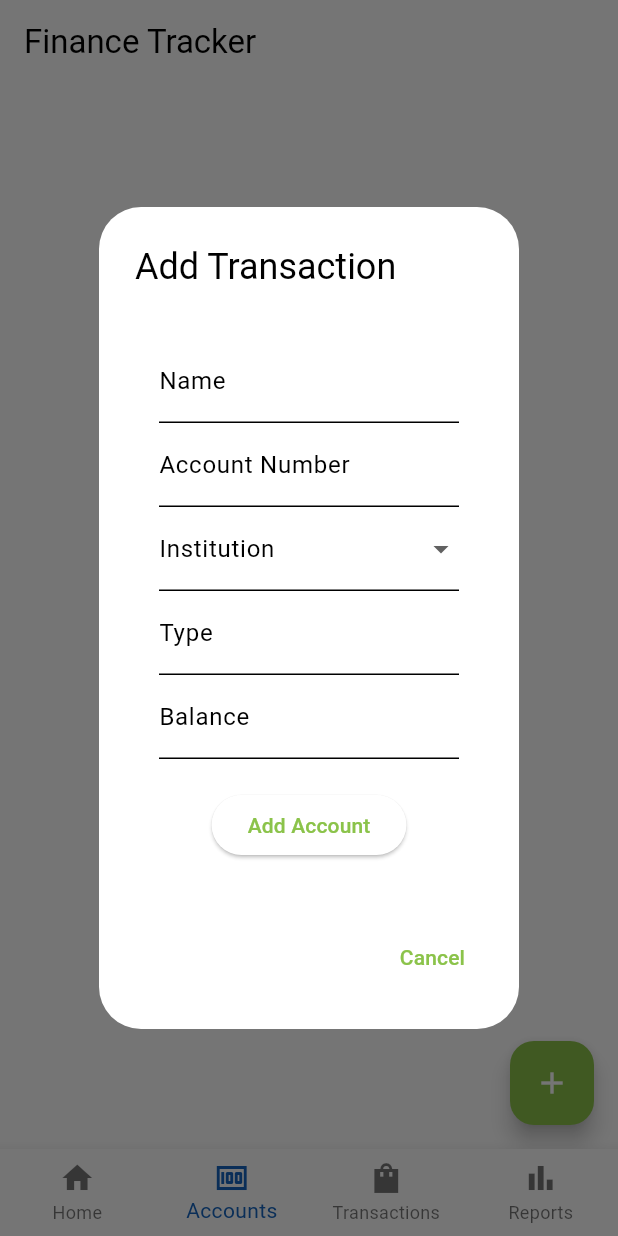
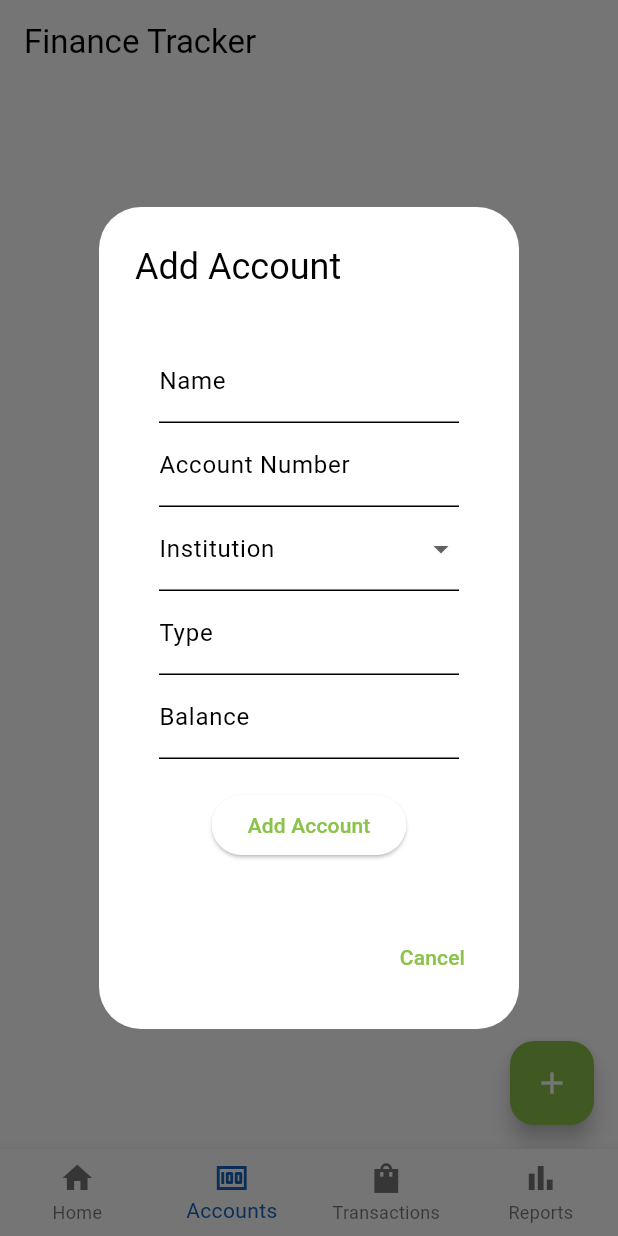
Before and after one commit to darlingson/makobili_flutter_app, a Flutter app: the screen it shows after launch, item 2 of the bottom bar chosen, after a tap on the "add" icon, on a phone screen of 412 x 824 dp. Run offline on Flutter 3.47's test engine with Material 3 defaults, Android fonts, the phone set to English and light mode, and no system bars; our stand-ins replace sqflite; missing offline and left inert: dart:js; accounts and stored records are empty.

```diff
--- a/lib/screens/accounts_screen.dart
+++ b/lib/screens/accounts_screen.dart
@@ -2,9 +2,7 @@ import 'package:flutter/material.dart';
 import 'package:makobili/components/add_account_form.dart';
 import 'package:makobili/models/account.dart';
 import 'package:makobili/screens/account_info_screen.dart';
-import 'package:makobili/themes/theme_provider.dart';
 import 'package:makobili/utils/database_helper.dart';
-import 'package:provider/provider.dart';
 
 class AccountsScreen extends StatefulWidget {
   const AccountsScreen({Key? key});
@@ -34,7 +32,7 @@ class _AccountsScreenState extends State<AccountsScreen> {
       context: context,
       builder: (BuildContext context) {
         return AlertDialog(
-            title: const Text('Add Transaction'),
+            title: const Text('Add Account'),
             content: const AddAccountForm(),
             actions: <Widget>[
               TextButton(
```
Also changed, not shown: lib/screens/home_screen.dart (+17 -7 lines).
